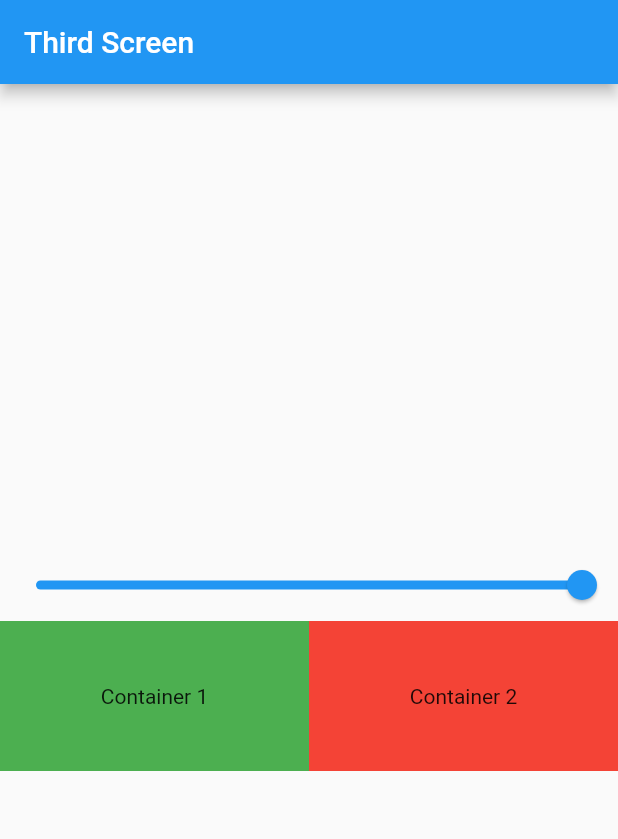
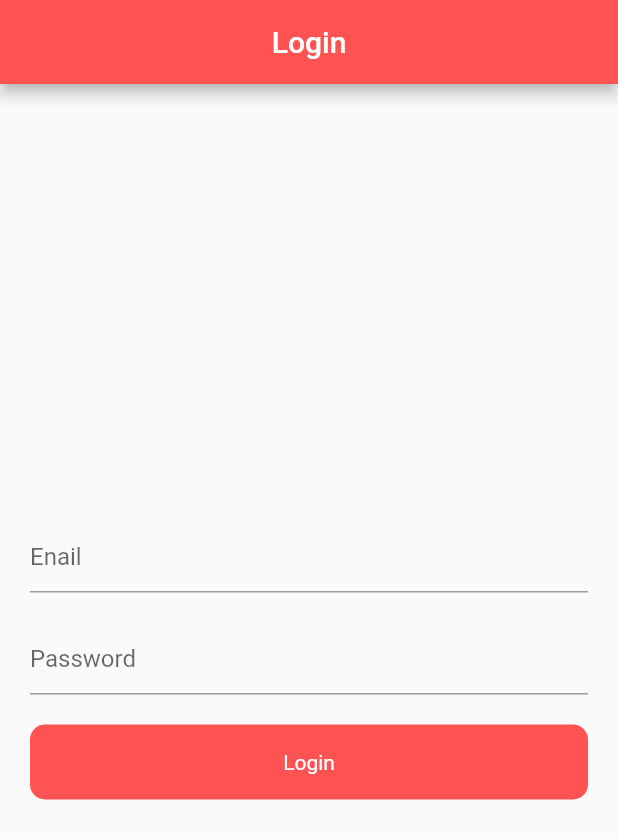
Before and after one commit to FaisalIslam26/provider_basic, a Flutter app: the screen it shows after launch, on a phone screen of 412 x 824 dp. Shown: the top 839 px of the screen. Run offline on Flutter 3.47's test engine with Material 2 defaults, Android fonts, the phone set to English and light mode, and no system bars.

Commit message:
second commit

```diff
--- a/lib/main.dart
+++ b/lib/main.dart
@@ -1,8 +1,12 @@
 import 'package:flutter/material.dart';
+import 'package:provide1state/providers/auth_provider.dart';
 import 'package:provide1state/providers/changename_provider.dart';
 import 'package:provide1state/providers/counter_providers.dart';
+import 'package:provide1state/providers/favourite_provider.dart';
 import 'package:provide1state/providers/thirdscree_provider.dart';
+import 'package:provide1state/screens/favorite/favorite_screen.dart';
 import 'package:provide1state/screens/home.dart';
+import 'package:provide1state/screens/login.dart';
 import 'package:provide1state/screens/screen2.dart';
 import 'package:provide1state/screens/screen3.dart';
 import 'package:provider/provider.dart';
@@ -20,14 +24,15 @@
         providers: [
           ChangeNotifierProvider(create: (_) => Counter()),
           ChangeNotifierProvider(create: (_) => ThirdProvider()),
+          ChangeNotifierProvider(create: (_) => FavouriteItem()),
+          ChangeNotifierProvider(create: (_) => AuthProvider()),
         ],
         child: MaterialApp(
           debugShowCheckedModeBanner: false,
-          home: ThirdScreen(),
+          home: LoginScreen(),
         ));
   }
 }
-
 
 // ChangeNotifierProvider(
 //       create: (_) => ChangeName(),
@@ -37,3 +42,15 @@
 //         home: SecondScreen(),
 //       ),
 //     );
+
+// class MyApp extends StatelessWidget {
+//   const MyApp({Key? key}) : super(key: key);
+
+//   @override
+//   Widget build(BuildContext context) {
+//     return MaterialApp(
+//       debugShowCheckedModeBanner: false,
+//       home: FavouriteScreen(),
+//     );
+//   }
+// }
--- /dev/null
+++ b/lib/providers/auth_provider.dart
@@ -0,0 +1,33 @@
+import 'package:flutter/foundation.dart';
+import 'package:http/http.dart';
+
+class AuthProvider with ChangeNotifier {
+  bool _loading = false;
+  bool get loading => _loading;
+
+  setloading(bool value) {
+    _loading = value;
+    notifyListeners();
+  }
+
+  void login(String email, String password) async {
+    setloading(true);
+    try {
+      Response response =
+          await post(Uri.parse('https://reqres.in/api/login'), body: {
+        'email': email,
+        'password': password,
+      });
+      if (response.statusCode == 200) {
+        print('Successful');
+        setloading(false);
+      } else {
+        setloading(false);
+        print('failed');
+      }
+    } catch (e) {
+      setloading(false);
+      print(e.toString());
+    }
+  }
+}
--- /dev/null
+++ b/lib/providers/favourite_provider.dart
@@ -0,0 +1,17 @@
+import 'package:flutter/foundation.dart';
+
+class FavouriteItem with ChangeNotifier {
+  List<int> _selectedItem = [];
+
+  List<int> get selectedItem => _selectedItem;
+
+  void addItem(int value) {
+    _selectedItem.add(value);
+    notifyListeners();
+  }
+
+  void removeItem(int value) {
+    _selectedItem.remove(value);
+    notifyListeners();
+  }
+}
--- /dev/null
+++ b/lib/screens/login.dart
@@ -0,0 +1,79 @@
+import 'package:flutter/material.dart';
+import 'package:provide1state/providers/auth_provider.dart';
+import 'package:provider/provider.dart';
+
+class LoginScreen extends StatefulWidget {
+  const LoginScreen({Key? key}) : super(key: key);
+
+  @override
+  State<LoginScreen> createState() => _LoginScreenState();
+}
+
+class _LoginScreenState extends State<LoginScreen> {
+  TextEditingController emailController = TextEditingController();
+  TextEditingController passwordController = TextEditingController();
+
+  @override
+  Widget build(BuildContext context) {
+    final authProvider = Provider.of<AuthProvider>(context);
+    return Scaffold(
+      appBar: AppBar(
+        backgroundColor: Colors.redAccent,
+        title: Center(child: Text('Login')),
+      ),
+      body: Padding(
+        padding: const EdgeInsets.all(20.0),
+        child: Column(
+          mainAxisAlignment: MainAxisAlignment.center,
+          crossAxisAlignment: CrossAxisAlignment.center,
+          children: [
+            TextFormField(
+              controller: emailController,
+              decoration: InputDecoration(
+                hintText: 'Enail',
+              ),
+            ),
+            SizedBox(
+              height: 20,
+            ),
+            TextFormField(
+              obscureText: true,
+              controller: passwordController,
+              decoration: InputDecoration(
+                hintText: 'Password',
+              ),
+            ),
+            SizedBox(
+              height: 20,
+            ),
+            InkWell(
+              onTap: () {
+                authProvider.login(emailController.text.toString(),
+                    passwordController.text.toString());
+              },
+              child: Container(
+                height: 50,
+                decoration: BoxDecoration(
+                  color: Colors.redAccent,
+                  borderRadius: BorderRadius.circular(10),
+                ),
+                child: Center(
+                  child: authProvider.loading
+                      ? CircularProgressIndicator(
+                          color: Colors.white,
+                        )
+                      : Text(
+                          'Login',
+                          style: TextStyle(
+                            color: Colors.white,
+                          ),
+                        ),
+                ),
+              ),
+            ),
+          ],
+        ),
+      ),
+    );
+  }
+}
--- a/pubspec.yaml
+++ b/pubspec.yaml
@@ -35,6 +35,7 @@
   # Use with the CupertinoIcons class for iOS style icons.
   cupertino_icons: ^1.0.2
   provider: ^6.0.2
+  http: ^0.13.4
 
 dev_dependencies:
   flutter_test:
```
Also changed, not shown: lib/screens/favorite/favorite_screen.dart (added, +60 -0 lines), lib/screens/favorite/myfav.dart (added, +58 -0 lines), pubspec.lock.
